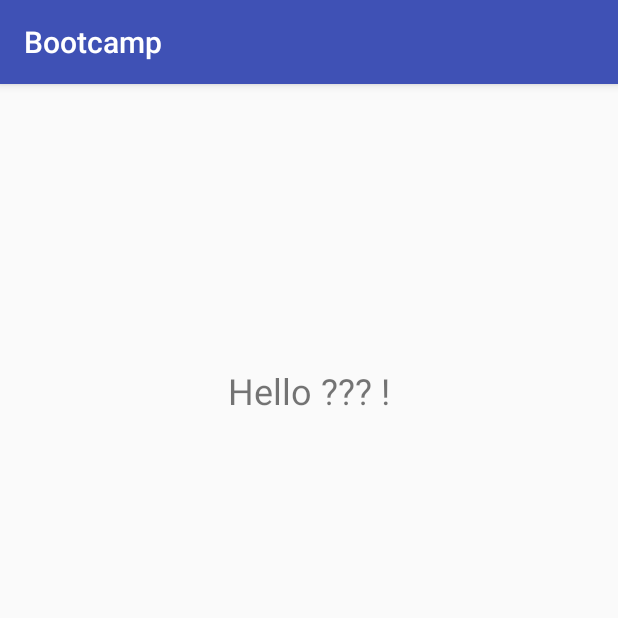
After one commit to Globoxx/SwEng, an Android app: the GreetingActivity screen opened directly, with no data from a screen before it, on a phone screen of 412 x 824 dp, the top half of it. The commit adds this screen. Run offline under Robolectric (Android 15) with nearby library versions, the phone set to English and light mode, and no system bars.

Commit message:
Add the greetingActivity

```diff
--- a/app/src/main/AndroidManifest.xml
+++ b/app/src/main/AndroidManifest.xml
@@ -16,6 +16,7 @@
                 <category android:name="android.intent.category.LAUNCHER" />
             </intent-filter>
         </activity>
+        <activity android:name=".GreetingActivity"></activity>
     </application>
 
 </manifest>
--- /dev/null
+++ b/app/src/main/java/ch/epfl/sweng/bootcamp/GreetingActivity.java
@@ -0,0 +1,23 @@
+package ch.epfl.sweng.bootcamp;
+
+import android.support.v7.app.AppCompatActivity;
+import android.os.Bundle;
+import android.widget.TextView;
+
+public class GreetingActivity extends AppCompatActivity {
+
+    @Override
+    protected void onCreate(Bundle savedInstanceState) {
+        super.onCreate(savedInstanceState);
+        setContentView(R.layout.activity_greeting);
+
+        TextView nameText = findViewById(R.id.greetingMessage);
+
+        Bundle extras = getIntent().getExtras();
+        if (extras != null) {
+            String name = extras.getString(MainActivity.BUNDLE_EXTRA_NAME, "???");
+            String greetingMessage = "Hello " + name + " !";
+            nameText.setText(greetingMessage);
+        }
+    }
+}
--- /dev/null
+++ b/app/src/main/res/layout/activity_greeting.xml
@@ -0,0 +1,27 @@
+<?xml version="1.0" encoding="utf-8"?>
+<android.support.constraint.ConstraintLayout xmlns:android="http://schemas.android.com/apk/res/android"
+    xmlns:app="http://schemas.android.com/apk/res-auto"
+    xmlns:tools="http://schemas.android.com/tools"
+    android:layout_width="match_parent"
+    android:layout_height="match_parent"
+    tools:context=".GreetingActivity">
+
+    <TextView
+        android:id="@+id/greetingMessage"
+        android:layout_width="wrap_content"
+        android:layout_height="33dp"
+        android:layout_marginBottom="8dp"
+        android:layout_marginEnd="8dp"
+        android:layout_marginLeft="8dp"
+        android:layout_marginRight="8dp"
+        android:layout_marginStart="8dp"
+        android:layout_marginTop="8dp"
+        android:text="@string/hello"
+        android:textSize="24sp"
+        app:layout_constraintBottom_toBottomOf="parent"
+        app:layout_constraintEnd_toEndOf="parent"
+        app:layout_constraintStart_toStartOf="parent"
+        app:layout_constraintTop_toTopOf="parent"
+        app:layout_constraintVertical_bias="0.25" />
+
+</android.support.constraint.ConstraintLayout>
--- a/app/src/main/res/values/strings.xml
+++ b/app/src/main/res/values/strings.xml
@@ -1,3 +1,6 @@
 <resources>
     <string name="app_name">Bootcamp</string>
+    <string name="hello">Hello ??? !</string>
+    <string name="enter_your_name">Enter your name:</string>
+    <string name="get_your_greeting_message">Get your greeting message !</string>
 </resources>
```
Also changed, not shown: app/src/main/java/ch/epfl/sweng/bootcamp/MainActivity.java (+38 -2 lines), app/src/main/res/layout/activity_main.xml (+4 -4 lines), app/build.gradle (line endings or trailing spaces), 1 other file.
